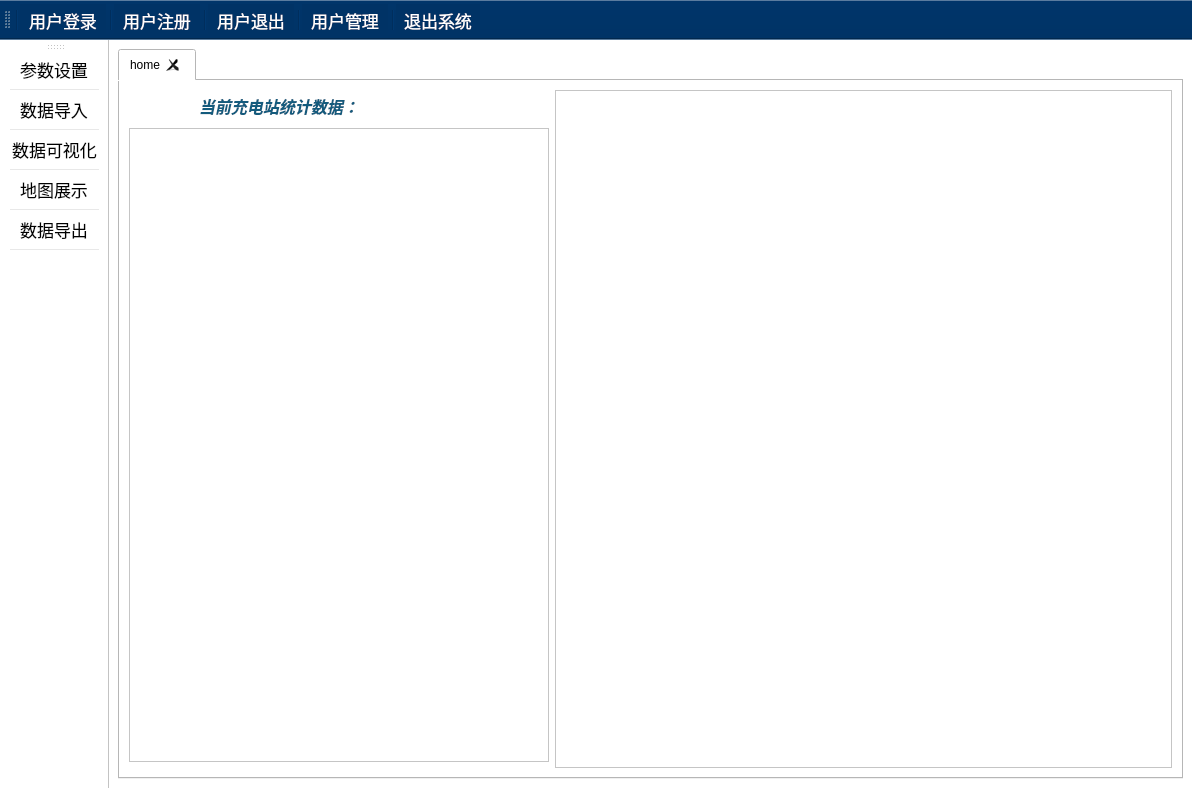
The window that UI/MainWindow.ui (peipan/charge_station) describes before a commit, drawn with Qt 5.
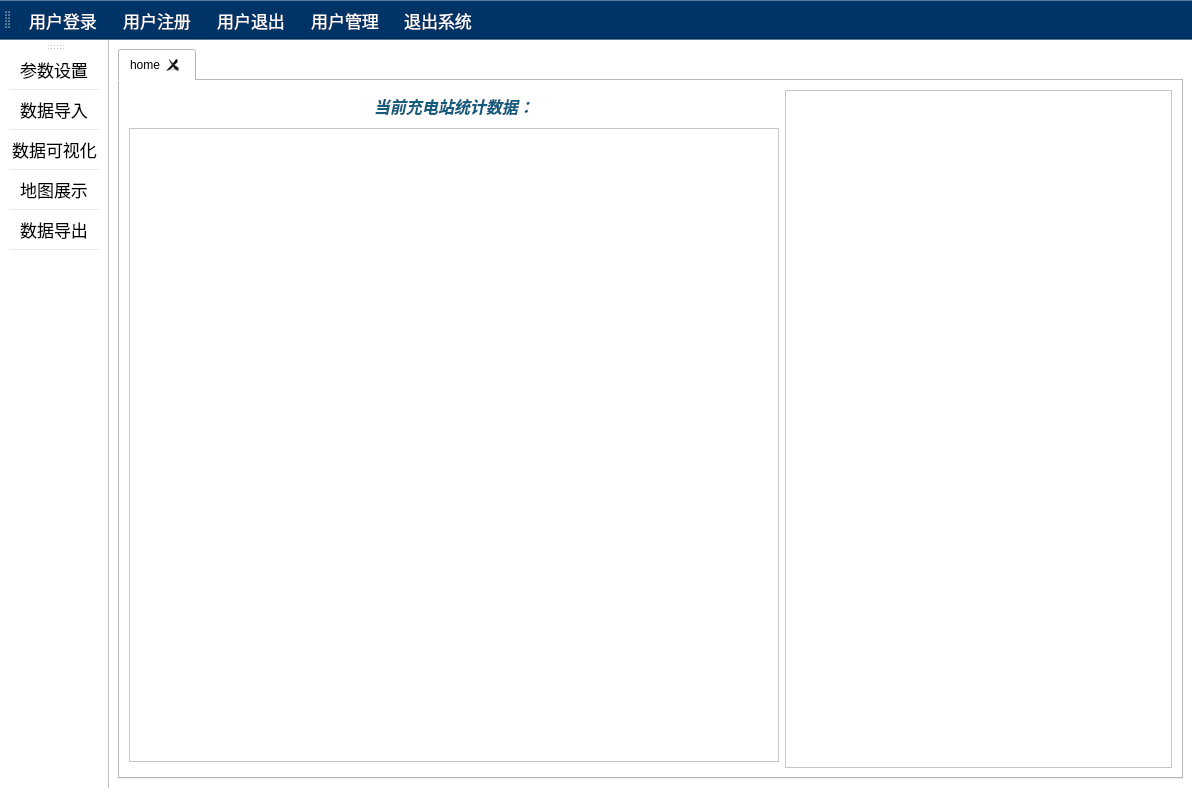
The same window after the commit. Icons and pictures are not drawn.

What changed in the file:
```diff
--- a/UI/MainWindow.ui
+++ b/UI/MainWindow.ui
@@ -50,7 +50,7 @@
           </property>
           <property name="maximumSize">
            <size>
-            <width>300</width>
+            <width>16777215</width>
             <height>16777215</height>
            </size>
           </property>
@@ -73,7 +73,7 @@
           </property>
           <property name="minimumSize">
            <size>
-            <width>420</width>
+            <width>650</width>
             <height>0</height>
            </size>
           </property>
```
Left out of the diff: 4 changed lines with no effect on the pictures.
